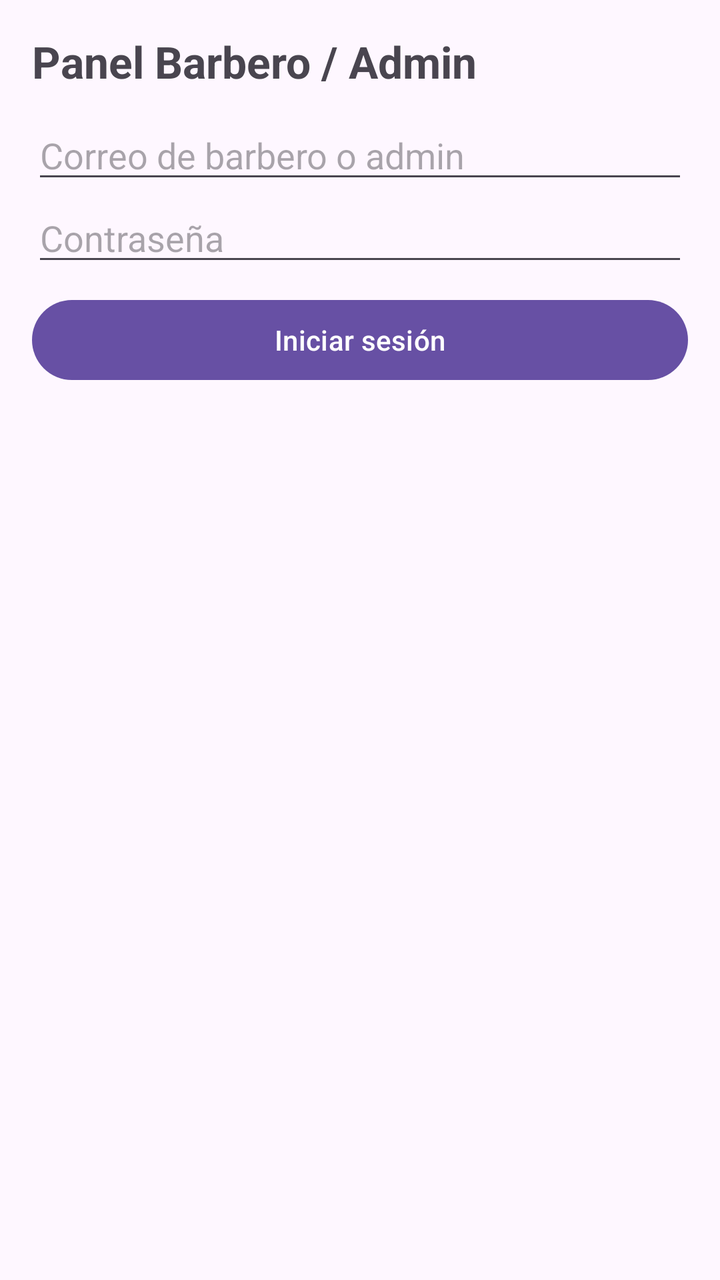
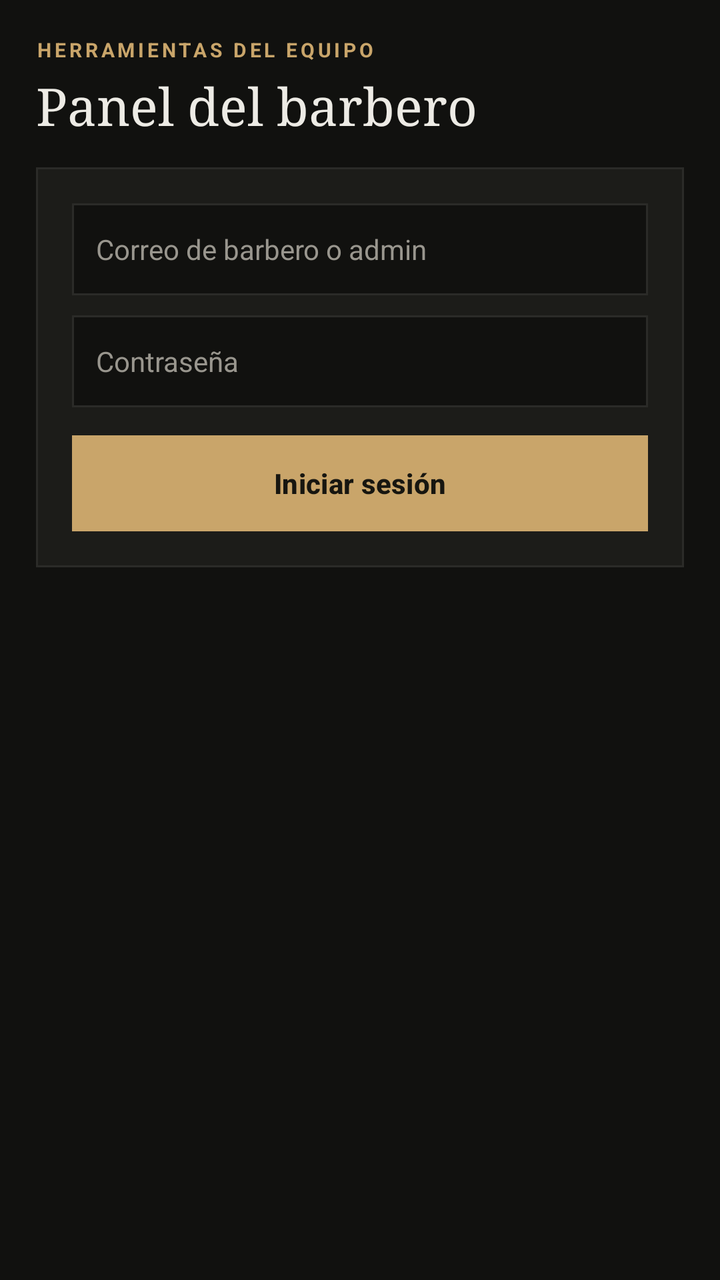

Compare the two renders of this Android layout. The source of the first and the diff that turns it into the second are given below.
<!-- AndroidManifest.xml: application theme Theme.BarberiaElCaballero -->
<!-- res/layout/activity_panel_admin.xml -->
<?xml version="1.0" encoding="utf-8"?>
<LinearLayout xmlns:android="http://schemas.android.com/apk/res/android"
    android:layout_width="match_parent"
    android:layout_height="match_parent"
    android:orientation="vertical"
    android:padding="16dp">

    <TextView
        android:layout_width="match_parent"
        android:layout_height="wrap_content"
        android:text="@string/panel_barbero_admin"
        android:textSize="22sp"
        android:textStyle="bold"
        android:layout_marginBottom="10dp" />

    <LinearLayout
        android:id="@+id/layoutLogin"
        android:layout_width="match_parent"
        android:layout_height="wrap_content"
        android:orientation="vertical">

        <EditText
            android:id="@+id/etLoginEmail"
            android:layout_width="match_parent"
            android:layout_height="wrap_content"
            android:hint="@string/correo_de_barbero_o_admin"
            android:inputType="textEmailAddress" />

        <EditText
            android:id="@+id/etLoginPassword"
            android:layout_width="match_parent"
            android:layout_height="wrap_content"
            android:hint="@string/contrase_a"
            android:inputType="textPassword" />

        <Button
            android:id="@+id/btnIniciarSesion"
            android:layout_width="match_parent"
            android:layout_height="wrap_content"
            android:text="@string/iniciar_sesi_n"
            android:layout_marginTop="8dp" />
    </LinearLayout>

    <LinearLayout
        android:id="@+id/layoutPanel"
        android:layout_width="match_parent"
        android:layout_height="0dp"
        android:layout_weight="1"
        android:orientation="vertical"
        android:visibility="gone">

        <TextView
            android:id="@+id/tvUsuarioLogueado"
            android:layout_width="match_parent"
            android:layout_height="wrap_content"
            android:text="@string/sesi_n_activa"
            android:textStyle="bold"
            android:layout_marginBottom="8dp" />

        <LinearLayout
            android:layout_width="match_parent"
            android:layout_height="wrap_content"
            android:orientation="horizontal"
            android:layout_marginBottom="8dp">

            <Button
                android:id="@+id/btnRecargarCitas"
                android:layout_width="0dp"
                android:layout_height="wrap_content"
                android:layout_weight="1"
                android:text="@string/actualizar_citas" />

            <Button
                android:id="@+id/btnCerrarSesion"
                android:layout_width="wrap_content"
                android:layout_height="wrap_content"
                android:text="@string/salir"
                android:layout_marginStart="8dp" />
        </LinearLayout>

        <androidx.recyclerview.widget.RecyclerView
            android:id="@+id/rvCitas"
            android:layout_width="match_parent"
            android:layout_height="0dp"
            android:layout_weight="1" />
    </LinearLayout>

    <TextView
        android:id="@+id/tvEstadoPanel"
        android:layout_width="match_parent"
        android:layout_height="wrap_content"
        android:text=""
        android:layout_marginTop="8dp" />

</LinearLayout>
<!-- resources referenced by this layout -->
<resources>
  <string name="actualizar_citas">Actualizar citas</string>
  <string name="contrase_a">Contraseña</string>
  <string name="correo_de_barbero_o_admin">Correo de barbero o admin</string>
  <string name="iniciar_sesi_n">Iniciar sesión</string>
  <string name="panel_barbero_admin">Panel Barbero / Admin</string>
  <string name="salir">Salir</string>
  <string name="sesi_n_activa">Sesión activa</string>
  <style name="Theme.BarberiaElCaballero" parent="Base.Theme.BarberiaElCaballero" />
  <style name="Base.Theme.BarberiaElCaballero" parent="Theme.Material3.DayNight.NoActionBar">
          
          
      </style>
</resources>

<!-- the commit's change to res/layout/activity_panel_admin.xml (unified diff, before → after) -->
@@ -2,43 +2,73 @@
 <LinearLayout xmlns:android="http://schemas.android.com/apk/res/android"
     android:layout_width="match_parent"
     android:layout_height="match_parent"
+    android:background="@color/caballero_page"
     android:orientation="vertical"
-    android:padding="16dp">
+    android:padding="18dp">
 
     <TextView
         android:layout_width="match_parent"
         android:layout_height="wrap_content"
-        android:text="@string/panel_barbero_admin"
-        android:textSize="22sp"
-        android:textStyle="bold"
-        android:layout_marginBottom="10dp" />
+        android:letterSpacing="0.16"
+        android:text="HERRAMIENTAS DEL EQUIPO"
+        android:textColor="@color/caballero_gold"
+        android:textSize="10sp"
+        android:textStyle="bold" />
+
+    <TextView
+        android:layout_width="match_parent"
+        android:layout_height="wrap_content"
+        android:layout_marginTop="4dp"
+        android:layout_marginBottom="14dp"
+        android:fontFamily="serif"
+        android:text="Panel del barbero"
+        android:textColor="@color/caballero_text"
+        android:textSize="26sp" />
 
     <LinearLayout
         android:id="@+id/layoutLogin"
         android:layout_width="match_parent"
         android:layout_height="wrap_content"
-        android:orientation="vertical">
+        android:background="@drawable/bg_card_caballero"
+        android:orientation="vertical"
+        android:padding="18dp">
 
         <EditText
             android:id="@+id/etLoginEmail"
             android:layout_width="match_parent"
-            android:layout_height="wrap_content"
-            android:hint="@string/correo_de_barbero_o_admin"
-            android:inputType="textEmailAddress" />
+            android:layout_height="46dp"
+            android:layout_marginBottom="10dp"
+            android:background="@drawable/bg_input_caballero"
+            android:hint="Correo de barbero o admin"
+            android:inputType="textEmailAddress"
+            android:paddingHorizontal="12dp"
+            android:textColor="@color/caballero_text"
+            android:textColorHint="@color/caballero_muted"
+            android:textSize="14sp" />
 
         <EditText
             android:id="@+id/etLoginPassword"
             android:layout_width="match_parent"
-            android:layout_height="wrap_content"
-            android:hint="@string/contrase_a"
-            android:inputType="textPassword" />
+            android:layout_height="46dp"
+            android:layout_marginBottom="14dp"
+            android:background="@drawable/bg_input_caballero"
+            android:hint="Contraseña"
+            android:inputType="textPassword"
+            android:paddingHorizontal="12dp"
+            android:textColor="@color/caballero_text"
+            android:textColorHint="@color/caballero_muted"
+            android:textSize="14sp" />
 
         <Button
             android:id="@+id/btnIniciarSesion"
             android:layout_width="match_parent"
-            android:layout_height="wrap_content"
-            android:text="@string/iniciar_sesi_n"
-            android:layout_marginTop="8dp" />
+            android:layout_height="48dp"
+            android:background="@drawable/bg_button_gold"
+            android:text="Iniciar sesión"
+            android:textAllCaps="false"
+            android:textColor="@color/caballero_dark_ink"
+            android:textSize="14sp"
+            android:textStyle="bold" />
     </LinearLayout>
 
     <LinearLayout
@@ -53,29 +83,40 @@
             android:id="@+id/tvUsuarioLogueado"
             android:layout_width="match_parent"
             android:layout_height="wrap_content"
-            android:text="@string/sesi_n_activa"
-            android:textStyle="bold"
-            android:layout_marginBottom="8dp" />
+            android:layout_marginBottom="10dp"
+            android:text="Sesión activa"
+            android:textColor="@color/caballero_muted"
+            android:textSize="12sp" />
 
         <LinearLayout
             android:layout_width="match_parent"
             android:layout_height="wrap_content"
-            android:orientation="horizontal"
-            android:layout_marginBottom="8dp">
+            android:layout_marginBottom="12dp"
+            android:orientation="horizontal">
 
             <Button
                 android:id="@+id/btnRecargarCitas"
                 android:layout_width="0dp"
-                android:layout_height="wrap_content"
+                android:layout_height="42dp"
                 android:layout_weight="1"
-                android:text="@string/actualizar_citas" />
+                android:background="@drawable/bg_button_gold"
+                android:text="Actualizar citas"
+                android:textAllCaps="false"
+                android:textColor="@color/caballero_dark_ink"
+                android:textSize="13sp"
+                android:textStyle="bold" />
 
             <Button
                 android:id="@+id/btnCerrarSesion"
                 android:layout_width="wrap_content"
-                android:layout_height="wrap_content"
-                android:text="@string/salir"
-                android:layout_marginStart="8dp" />
+                android:layout_height="42dp"
+                android:layout_marginStart="8dp"
+                android:background="@drawable/bg_input_caballero"
+                android:paddingHorizontal="14dp"
+                android:text="Salir"
+                android:textAllCaps="false"
+                android:textColor="@color/caballero_muted"
+                android:textSize="13sp" />
         </LinearLayout>
 
         <androidx.recyclerview.widget.RecyclerView
@@ -89,7 +130,9 @@
         android:id="@+id/tvEstadoPanel"
         android:layout_width="match_parent"
         android:layout_height="wrap_content"
+        android:layout_marginTop="8dp"
         android:text=""
-        android:layout_marginTop="8dp" />
+        android:textColor="@color/caballero_gold"
+        android:textSize="12sp" />
 
 </LinearLayout>
<!-- resource entries referenced after the edit -->
@@ -1,16 +1,40 @@
 <!-- resources referenced by this layout -->
 <resources>
-  <string name="actualizar_citas">Actualizar citas</string>
-  <string name="contrase_a">Contraseña</string>
-  <string name="correo_de_barbero_o_admin">Correo de barbero o admin</string>
-  <string name="iniciar_sesi_n">Iniciar sesión</string>
-  <string name="panel_barbero_admin">Panel Barbero / Admin</string>
-  <string name="salir">Salir</string>
-  <string name="sesi_n_activa">Sesión activa</string>
+  <color name="caballero_dark_ink">#171610</color>
+  <color name="caballero_gold">#C9A56A</color>
+  <color name="caballero_muted">#99968E</color>
+  <color name="caballero_page">#11110F</color>
+  <color name="caballero_text">#EDEBE5</color>
+  <!-- drawable bg_button_gold (drawable) -->
+  <?xml version="1.0" encoding="utf-8"?>
+  <shape xmlns:android="http://schemas.android.com/apk/res/android" android:shape="rectangle">
+      <solid android:color="@color/caballero_gold" />
+  </shape>
+  <!-- drawable bg_card_caballero (drawable) -->
+  <?xml version="1.0" encoding="utf-8"?>
+  <shape xmlns:android="http://schemas.android.com/apk/res/android" android:shape="rectangle">
+      <solid android:color="@color/caballero_card" />
+      <stroke android:width="1dp" android:color="@color/caballero_line" />
+  </shape>
+  <!-- drawable bg_input_caballero (drawable) -->
+  <?xml version="1.0" encoding="utf-8"?>
+  <shape xmlns:android="http://schemas.android.com/apk/res/android" android:shape="rectangle">
+      <solid android:color="@color/caballero_page" />
+      <stroke android:width="1dp" android:color="@color/caballero_line" />
+  </shape>
   <style name="Theme.BarberiaElCaballero" parent="Base.Theme.BarberiaElCaballero" />
+  <color name="caballero_card">#1C1C19</color>
+  <color name="caballero_line">#2B2B28</color>
   <style name="Base.Theme.BarberiaElCaballero" parent="Theme.Material3.DayNight.NoActionBar">
-          
-          
+          <item name="colorPrimary">@color/caballero_gold</item>
+          <item name="colorOnPrimary">@color/caballero_dark_ink</item>
+          <item name="colorSecondary">@color/caballero_gold_strong</item>
+          <item name="android:windowBackground">@color/caballero_page</item>
+          <item name="android:statusBarColor">@color/caballero_page</item>
+          <item name="android:navigationBarColor">@color/caballero_page</item>
+          <item name="android:textColorPrimary">@color/caballero_text</item>
+          <item name="android:textColorSecondary">@color/caballero_muted</item>
       </style>
+  <color name="caballero_gold_strong">#D9B779</color>
 </resources>
 
